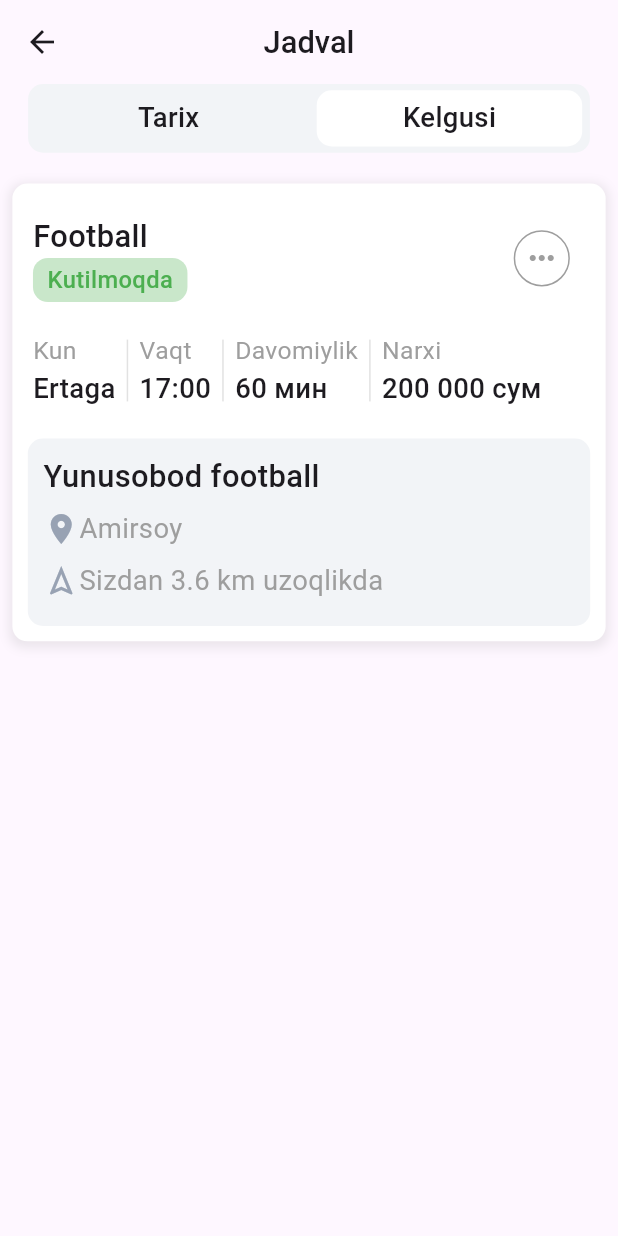
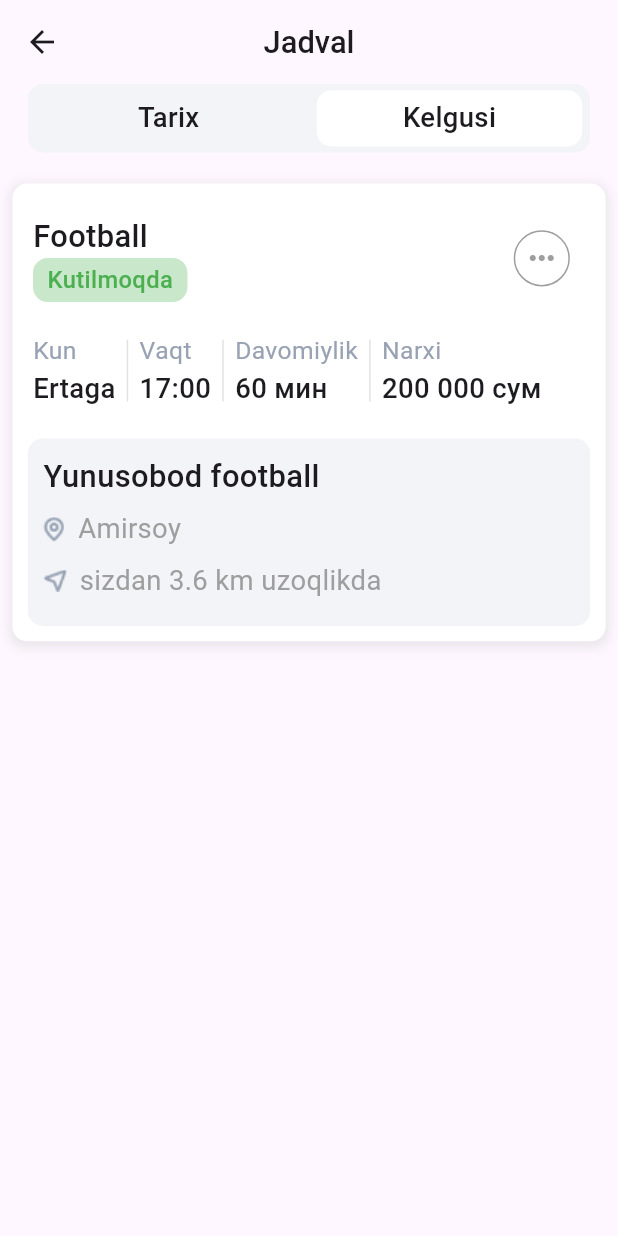
Before and after one commit to NurulloFayz/ibron, a Flutter app: the RecordPage screen opened directly, on a phone screen of 412 x 824 dp. Run offline on Flutter 3.47's test engine with Material 3 defaults, Android fonts, the phone set to English and light mode, and no system bars; our stand-ins replace custom_navigation_bar, google_fonts, image_picker, pinput, shared_preferences; missing offline and left inert: yandex_mapkit; accounts and stored records are empty; network calls fail.

Commit message:
fixed bugs

```diff
--- a/lib/view/main_pages/main_pages.dart
+++ b/lib/view/main_pages/main_pages.dart
@@ -5,7 +5,6 @@ import 'package:ibron/controller/main_pages_controller.dart';
 import 'package:ibron/view/main_pages/profile_pages/profile_page.dart';
 import 'package:ibron/view/main_pages/record_page.dart';
 import 'package:ibron/view/main_pages/search_page.dart';
-
 import 'home_pages/home_page.dart';
 
 class MainPages extends StatefulWidget {
--- a/lib/view/main_pages/record_page.dart
+++ b/lib/view/main_pages/record_page.dart
@@ -181,7 +181,7 @@ class _RecordPageState extends State<RecordPage> {
                       Column(
                         crossAxisAlignment: CrossAxisAlignment.start,
                         children: [
-                          Text('Kun',style: GoogleFonts.roboto(textStyle: TextStyle(fontSize: screenHeight / 50,color: Colors.grey)),),
+                          Text('Kun',style: GoogleFonts.roboto(textStyle: TextStyle(fontSize: screenHeight / 50,color:const Color(0xFF98A2B3))),),
                           Text('Ertaga',style: GoogleFonts.roboto(textStyle: TextStyle(fontSize: screenHeight / 45,
                           fontWeight: FontWeight.w500
                           )),),
@@ -194,7 +194,7 @@ class _RecordPageState extends State<RecordPage> {
                       Column(
                         crossAxisAlignment: CrossAxisAlignment.start,
                         children: [
-                          Text('Vaqt',style: GoogleFonts.roboto(textStyle: TextStyle(fontSize: screenHeight / 50,color: Colors.grey)),),
+                          Text('Vaqt',style: GoogleFonts.roboto(textStyle: TextStyle(fontSize: screenHeight / 50,color:const Color(0xFF98A2B3))),),
                           Text('17:00',style: GoogleFonts.roboto(textStyle: TextStyle(fontSize: screenHeight / 45,
                               fontWeight: FontWeight.w500
                           )),),
@@ -207,7 +207,7 @@ class _RecordPageState extends State<RecordPage> {
                       Column(
                         crossAxisAlignment: CrossAxisAlignment.start,
                         children: [
-                          Text('Davomiylik',style: GoogleFonts.roboto(textStyle: TextStyle(fontSize: screenHeight / 50,color: Colors.grey)),),
+                          Text('Davomiylik',style: GoogleFonts.roboto(textStyle: TextStyle(fontSize: screenHeight / 50,color: const Color(0xFF98A2B3))),),
                           Text('60 мин',style: GoogleFonts.roboto(textStyle: TextStyle(fontSize: screenHeight / 45,
                               fontWeight: FontWeight.w500
                           )),),
@@ -220,7 +220,7 @@ class _RecordPageState extends State<RecordPage> {
                       Column(
                         crossAxisAlignment: CrossAxisAlignment.start,
                         children: [
-                          Text('Narxi',style: GoogleFonts.roboto(textStyle: TextStyle(fontSize: screenHeight / 50,color: Colors.grey)),),
+                          Text('Narxi',style: GoogleFonts.roboto(textStyle: TextStyle(fontSize: screenHeight / 50,color:const Color(0xFF98A2B3))),),
                           Text('200 000 сум',style: GoogleFonts.roboto(textStyle: TextStyle(fontSize: screenHeight / 45,
                               fontWeight: FontWeight.w500
                           )),),
@@ -250,7 +250,8 @@ class _RecordPageState extends State<RecordPage> {
                         Row(
                           children: [
                             SizedBox(width: screenWidth / 40,),
-                            const Icon(Icons.location_on,color: Color(0xFF98A2B3),),
+                            Image.asset('assets/images/loc.png',color: const Color(0xFF98A2B3)),
+                            SizedBox(width: screenWidth / 45,),
                             Text('Amirsoy',style: GoogleFonts.roboto(textStyle: TextStyle(fontSize: screenHeight / 45,fontWeight: FontWeight.w400,
                                 color: Colors.grey
                             ))),
@@ -260,8 +261,9 @@ class _RecordPageState extends State<RecordPage> {
                         Row(
                           children: [
                             SizedBox(width: screenWidth / 40,),
-                            const Icon(Icons.navigation_outlined,color: Color(0xFF98A2B3),),
-                            Text('Sizdan 3.6 km uzoqlikda',style: GoogleFonts.roboto(textStyle: TextStyle(fontSize: screenHeight / 45,fontWeight: FontWeight.w400,
+                            Image.asset('assets/images/Icon.png',color: const Color(0xFF98A2B3)),
+                            SizedBox(width: screenWidth / 50,),
+                            Text('sizdan 3.6 km uzoqlikda',style: GoogleFonts.roboto(textStyle: TextStyle(fontSize: screenHeight / 45,fontWeight: FontWeight.w400,
                                 color: Colors.grey
                             ))),
                           ],
--- a/lib/view/main_pages/search_page.dart
+++ b/lib/view/main_pages/search_page.dart
@@ -202,7 +202,7 @@ class _SearchPageState extends State<SearchPage> {
                               Row(
                                 children: [
                                   SizedBox(width: screenWidth / 40),
-                                  const Icon(Icons.location_on_outlined, color: Color(0xFF98A2B3),),
+                                  Image.asset('assets/images/loc.png',color: const Color(0xFF98A2B3)),
                                   SizedBox(width: screenWidth / 40),
                                   Text(
                                     service.name,
```
Also changed, not shown: lib/view/main_pages/home_pages/home_page.dart (+4 -4 lines), assets/images/loc.png (added).
